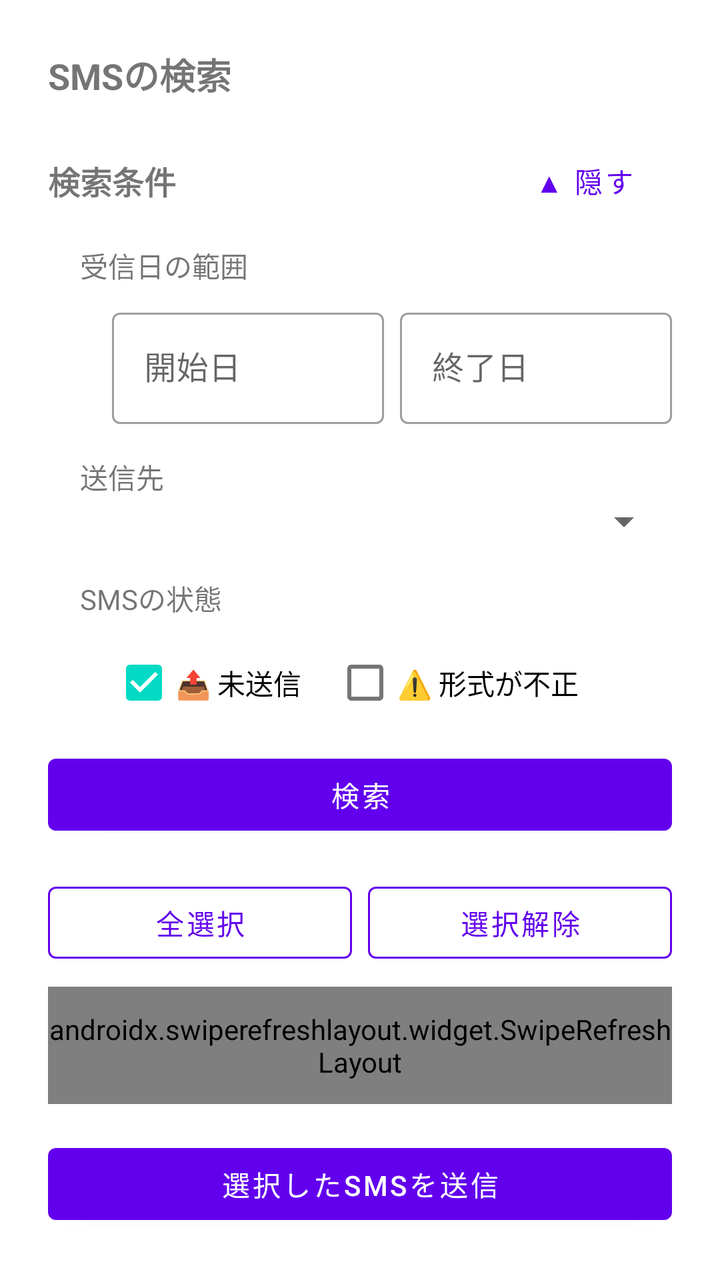
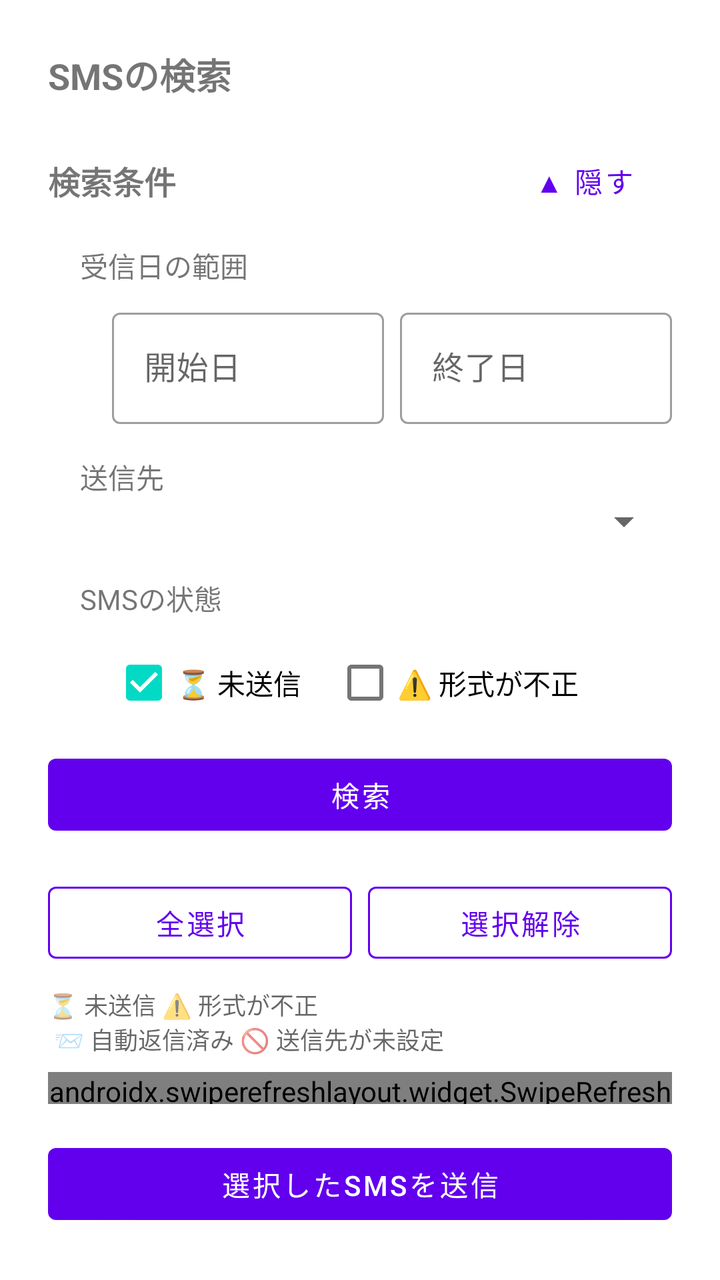

Before-and-after screenshots of an Android layout around one commit, followed by the original layout XML and the change that was made.
<!-- AndroidManifest.xml: application theme Theme.SmsToKintone -->
<!-- res/layout/activity_sms_search.xml -->
<?xml version="1.0" encoding="utf-8"?>
<LinearLayout xmlns:android="http://schemas.android.com/apk/res/android"
    xmlns:app="http://schemas.android.com/apk/res-auto"
    android:layout_width="match_parent"
    android:layout_height="match_parent"
    android:orientation="vertical"
    android:padding="24dp">

    <TextView
        android:layout_width="wrap_content"
        android:layout_height="wrap_content"
        android:layout_marginBottom="16dp"
        android:text="@string/title_sms_search"
        android:textSize="18sp"
        android:textStyle="bold" />

    <LinearLayout
        android:id="@+id/layoutPermissionRequired"
        android:layout_width="match_parent"
        android:layout_height="wrap_content"
        android:layout_marginBottom="16dp"
        android:orientation="vertical"
        android:visibility="gone">

        <TextView
            android:layout_width="wrap_content"
            android:layout_height="wrap_content"
            android:layout_marginBottom="8dp"
            android:text="@string/label_sms_read_permission_required" />
    </LinearLayout>

    <LinearLayout
        android:id="@+id/layoutSearchForm"
        android:layout_width="match_parent"
        android:layout_height="0dp"
        android:layout_weight="1"
        android:orientation="vertical">

        <LinearLayout
            android:layout_width="match_parent"
            android:layout_height="wrap_content"
            android:layout_marginBottom="8dp"
            android:orientation="horizontal"
            android:gravity="center_vertical">

            <TextView
                android:layout_width="0dp"
                android:layout_height="wrap_content"
                android:layout_weight="1"
                android:text="@string/section_search_conditions"
                android:textSize="16sp"
                android:textStyle="bold" />

            <com.google.android.material.button.MaterialButton
                android:id="@+id/btnToggleSearchFilters"
                style="@style/Widget.MaterialComponents.Button.TextButton"
                android:layout_width="wrap_content"
                android:layout_height="wrap_content"
                android:text="@string/btn_hide_search_filters" />
        </LinearLayout>

        <LinearLayout
            android:id="@+id/llSearchFilters"
            android:layout_width="match_parent"
            android:layout_height="wrap_content"
            android:layout_marginStart="16dp"
            android:orientation="vertical">

            <TextView
                android:layout_width="wrap_content"
                android:layout_height="wrap_content"
                android:layout_marginBottom="8dp"
                android:text="@string/label_search_date_range" />

            <LinearLayout
                android:layout_width="match_parent"
                android:layout_height="wrap_content"
                android:layout_marginStart="16dp"
                android:orientation="horizontal">

                <com.google.android.material.textfield.TextInputLayout
                    android:layout_width="0dp"
                    android:layout_height="wrap_content"
                    android:layout_marginEnd="8dp"
                    android:layout_weight="1"
                    android:hint="@string/hint_date_from">

                    <com.google.android.material.textfield.TextInputEditText
                        android:id="@+id/etDateFrom"
                        android:layout_width="match_parent"
                        android:layout_height="wrap_content"
                        android:focusable="false"
                        android:inputType="none" />
                </com.google.android.material.textfield.TextInputLayout>

                <com.google.android.material.textfield.TextInputLayout
                    android:layout_width="0dp"
                    android:layout_height="wrap_content"
                    android:layout_weight="1"
                    android:hint="@string/hint_date_to">

                    <com.google.android.material.textfield.TextInputEditText
                        android:id="@+id/etDateTo"
                        android:layout_width="match_parent"
                        android:layout_height="wrap_content"
                        android:focusable="false"
                        android:inputType="none" />
                </com.google.android.material.textfield.TextInputLayout>
            </LinearLayout>

            <com.google.android.material.textfield.TextInputLayout
                android:layout_width="match_parent"
                android:layout_height="wrap_content"
                android:layout_marginTop="8dp"
                android:hint="@string/hint_body_filter"
                android:visibility="gone">

                <com.google.android.material.textfield.TextInputEditText
                    android:id="@+id/etBodyFilter"
                    android:layout_width="match_parent"
                    android:layout_height="wrap_content"
                    android:inputType="text" />
            </com.google.android.material.textfield.TextInputLayout>

            <TextView
                android:layout_width="wrap_content"
                android:layout_height="wrap_content"
                android:layout_marginTop="16dp"
                android:text="@string/label_profile_filter" />

            <LinearLayout
                android:layout_width="match_parent"
                android:layout_height="wrap_content"
                android:layout_marginStart="16dp"
                android:orientation="vertical">

                <Spinner
                    android:id="@+id/spProfileFilter"
                    android:layout_width="match_parent"
                    android:layout_height="wrap_content" />
            </LinearLayout>

            <TextView
                android:layout_width="wrap_content"
                android:layout_height="wrap_content"
                android:layout_marginTop="16dp"
                android:layout_marginBottom="8dp"
                android:text="@string/label_search_other_filters" />

            <LinearLayout
                android:layout_width="match_parent"
                android:layout_height="wrap_content"
                android:layout_marginStart="16dp"
                android:orientation="horizontal"
                android:gravity="center_vertical">

                <CheckBox
                    android:id="@+id/cbUnsentOnly"
                    android:layout_width="wrap_content"
                    android:layout_height="wrap_content"
                    android:checked="true"
                    android:text="@string/cb_unsent_only" />

                <CheckBox
                    android:id="@+id/cbSplitFailedOnly"
                    android:layout_width="wrap_content"
                    android:layout_height="wrap_content"
                    android:layout_marginStart="16dp"
                    android:checked="false"
                    android:text="@string/cb_split_failed_only" />
            </LinearLayout>
        </LinearLayout>

        <com.google.android.material.button.MaterialButton
            android:id="@+id/btnSearchSms"
            android:layout_width="match_parent"
            android:layout_height="wrap_content"
            android:layout_marginTop="8dp"
            android:text="@string/btn_search_sms" />

        <LinearLayout
            android:layout_width="match_parent"
            android:layout_height="wrap_content"
            android:layout_marginTop="16dp"
            android:orientation="horizontal">

            <com.google.android.material.button.MaterialButton
                android:id="@+id/btnSelectAll"
                style="@style/AppButton.OutlinedButton"
                android:layout_width="0dp"
                android:layout_height="wrap_content"
                android:layout_marginEnd="8dp"
                android:layout_weight="1"
                android:text="@string/btn_select_all" />

            <com.google.android.material.button.MaterialButton
                android:id="@+id/btnDeselectAll"
                style="@style/AppButton.OutlinedButton"
                android:layout_width="0dp"
                android:layout_height="wrap_content"
                android:layout_weight="1"
                android:text="@string/btn_deselect_all" />
        </LinearLayout>

        <TextView
            android:id="@+id/tvSmsListEmpty"
            android:layout_width="wrap_content"
            android:layout_height="wrap_content"
            android:layout_marginTop="16dp"
            android:text="@string/message_sms_search_empty"
            android:visibility="gone" />

        <androidx.swiperefreshlayout.widget.SwipeRefreshLayout
            android:id="@+id/swipeRefreshSmsList"
            android:layout_width="match_parent"
            android:layout_height="0dp"
            android:layout_marginTop="8dp"
            android:layout_weight="1">

            <ScrollView
                android:id="@+id/svSmsList"
                android:layout_width="match_parent"
                android:layout_height="match_parent">

                <LinearLayout
                    android:id="@+id/llSmsListContainer"
                    android:layout_width="match_parent"
                    android:layout_height="wrap_content"
                    android:orientation="vertical" />
            </ScrollView>
        </androidx.swiperefreshlayout.widget.SwipeRefreshLayout>

        <com.google.android.material.button.MaterialButton
            android:id="@+id/btnSendSelected"
            android:layout_width="match_parent"
            android:layout_height="wrap_content"
            android:layout_marginTop="16dp"
            android:text="@string/btn_send_selected" />

    </LinearLayout>

</LinearLayout>
<!-- resources referenced by this layout -->
<resources>
  <string name="btn_deselect_all">選択解除</string>
  <string name="btn_hide_search_filters">▲ 隠す</string>
  <string name="btn_search_sms">検索</string>
  <string name="btn_select_all">全選択</string>
  <string name="btn_send_selected">選択したSMSを送信</string>
  <string name="cb_split_failed_only">⚠️ 形式が不正</string>
  <string name="cb_unsent_only">📤 未送信</string>
  <string name="hint_body_filter">本文に含む文字列</string>
  <string name="hint_date_from">開始日</string>
  <string name="hint_date_to">終了日</string>
  <string name="label_profile_filter">送信先</string>
  <string name="label_search_date_range">受信日の範囲</string>
  <string name="label_search_other_filters">SMSの状態</string>
  <string name="label_sms_read_permission_required">アプリ設定画面の「端末の許可」の「SMSの読み取り」を許可してください</string>
  <string name="message_sms_search_empty">該当するSMSがありません</string>
  <string name="section_search_conditions">検索条件</string>
  <string name="title_sms_search">SMSの検索</string>
  <style name="AppButton.OutlinedButton" parent="Widget.MaterialComponents.Button.OutlinedButton">
          <item name="strokeColor">?attr/colorPrimary</item>
      </style>
  <style name="Theme.SmsToKintone" parent="Theme.MaterialComponents.DayNight.NoActionBar">
          <item name="colorPrimary">@color/purple_500</item>
          <item name="colorPrimaryVariant">@color/purple_700</item>
          <item name="colorOnPrimary">@color/white</item>
          <item name="colorSecondary">@color/teal_200</item>
          <item name="colorSecondaryVariant">@color/teal_700</item>
          <item name="colorOnSecondary">@color/black</item>
          <item name="textInputStyle">@style/Widget.MaterialComponents.TextInputLayout.OutlinedBox</item>
      </style>
  <color name="purple_500">#6200EE</color>
  <color name="purple_700">#3700B3</color>
  <color name="white">#FFFFFFFF</color>
  <color name="teal_200">#03DAC5</color>
  <color name="teal_700">#018786</color>
  <color name="black">#FF000000</color>
</resources>

<!-- the commit's change to res/layout/activity_sms_search.xml (unified diff, before → after) -->
@@ -145,7 +145,7 @@
                 android:layout_height="wrap_content"
                 android:layout_marginTop="16dp"
                 android:layout_marginBottom="8dp"
-                android:text="@string/label_search_other_filters" />
+                android:text="@string/label_search_sms_status_filters" />
 
             <LinearLayout
                 android:layout_width="match_parent"
@@ -203,6 +203,14 @@
         </LinearLayout>
 
         <TextView
+            android:layout_width="wrap_content"
+            android:layout_height="wrap_content"
+            android:layout_marginTop="8dp"
+            android:text="@string/helper_sms_status_legend"
+            android:textSize="12sp"
+            android:textColor="?android:attr/textColorSecondary" />
+
+        <TextView
             android:id="@+id/tvSmsListEmpty"
             android:layout_width="wrap_content"
             android:layout_height="wrap_content"
<!-- resource entries referenced after the edit -->
@@ -6,13 +6,14 @@
   <string name="btn_select_all">全選択</string>
   <string name="btn_send_selected">選択したSMSを送信</string>
   <string name="cb_split_failed_only">⚠️ 形式が不正</string>
-  <string name="cb_unsent_only">📤 未送信</string>
+  <string name="cb_unsent_only">⏳ 未送信</string>
+  <string name="helper_sms_status_legend">⏳ 未送信　⚠️ 形式が不正\n　📨 自動返信済み　🚫 送信先が未設定</string>
   <string name="hint_body_filter">本文に含む文字列</string>
   <string name="hint_date_from">開始日</string>
   <string name="hint_date_to">終了日</string>
   <string name="label_profile_filter">送信先</string>
   <string name="label_search_date_range">受信日の範囲</string>
-  <string name="label_search_other_filters">SMSの状態</string>
+  <string name="label_search_sms_status_filters">SMSの状態</string>
   <string name="label_sms_read_permission_required">アプリ設定画面の「端末の許可」の「SMSの読み取り」を許可してください</string>
   <string name="message_sms_search_empty">該当するSMSがありません</string>
   <string name="section_search_conditions">検索条件</string>
